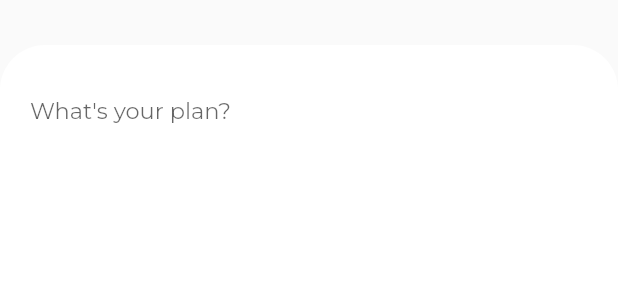
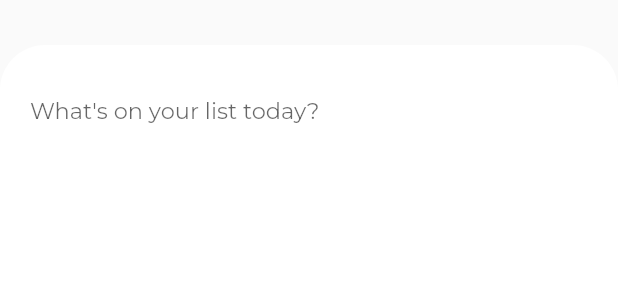
Before and after one commit to anubhav11803451/todo_app, a Flutter app: the AddTodo widget shown alone on an empty page, opened directly, on a phone screen of 412 x 824 dp. Shown: the top 300 px of the screen. Run offline on Flutter 3.47's test engine with Material 2 defaults, Android fonts, the phone set to English and light mode, and no system bars; our stand-ins replace cloud_firestore, firebase_auth, font_awesome_flutter, get, google_fonts, simple_animations and 1 more; accounts and stored records are empty.

Commit message:
Update addTodos.dart

```diff
--- a/lib/widgets/addTodos.dart
+++ b/lib/widgets/addTodos.dart
@@ -27,7 +27,7 @@ class AddTodo extends StatelessWidget {
         cursorColor: Colors.deepPurple[200],
         decoration: InputDecoration(
           border: InputBorder.none,
-          hintText: "What's your plan?",
+          hintText: "What's on your list today?",
           hintStyle: GoogleFonts.montserrat(
             fontSize: 15,
           ),
```
